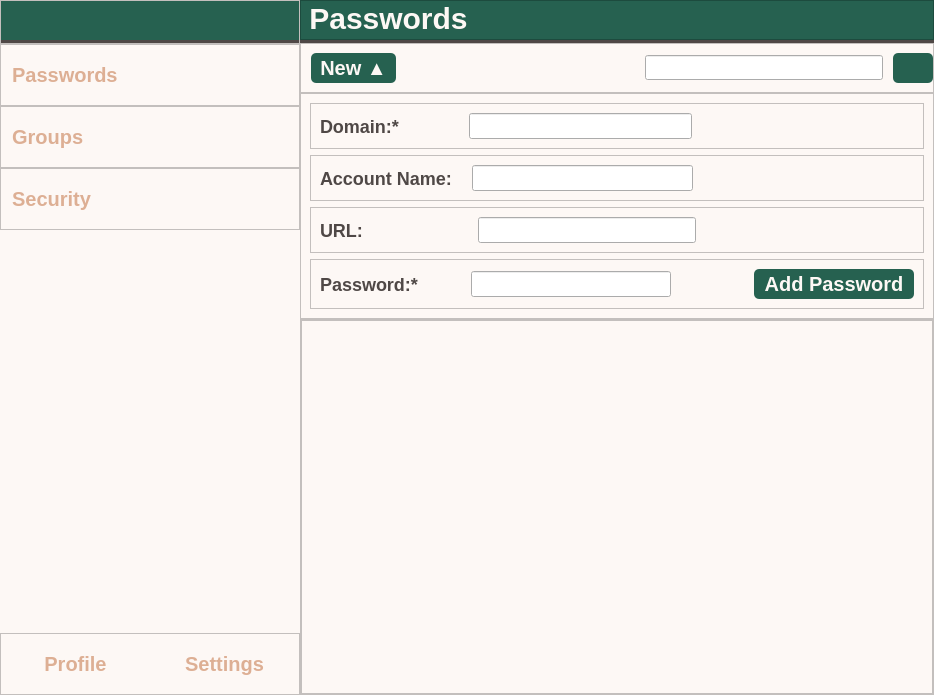
First picture: the form in src/gui/qt_designer/ui_main_window.ui, repository JK1Peng/Password_Management, before the edit.
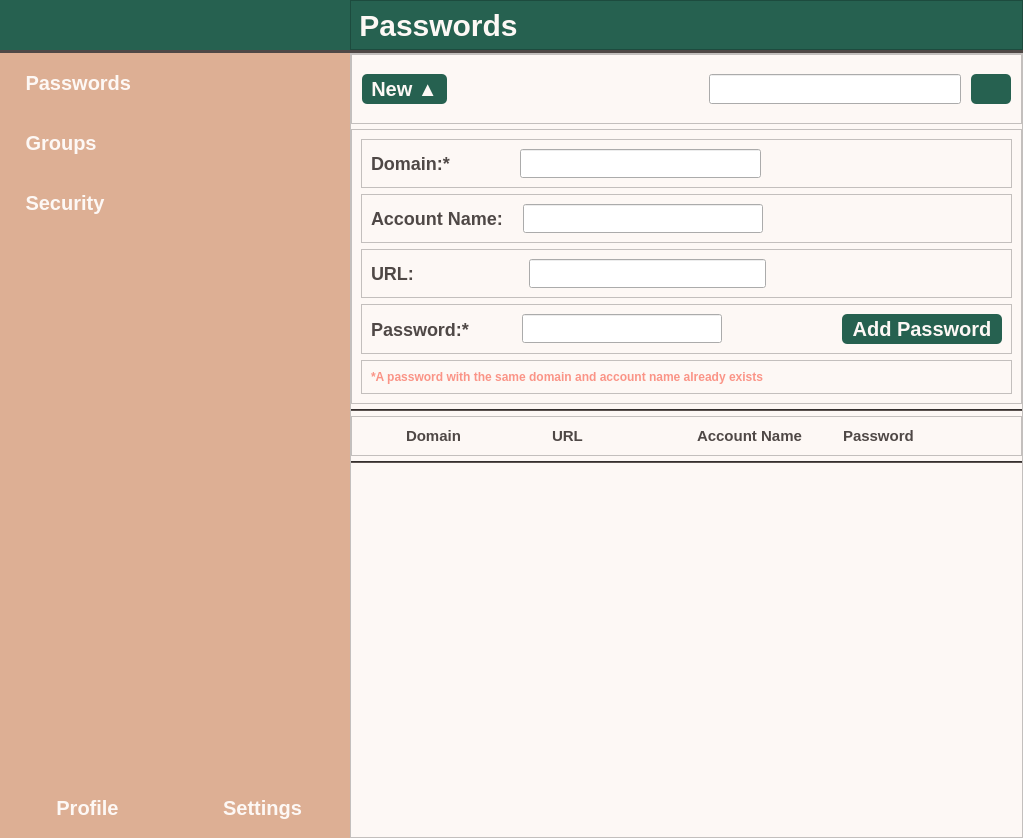
Second picture: the form after the edit. The open tabs and pages were chosen to show the change. Icons and pictures are not drawn.

```diff
--- a/src/gui/qt_designer/ui_main_window.ui
+++ b/src/gui/qt_designer/ui_main_window.ui
@@ -6,13 +6,13 @@
    <rect>
     <x>0</x>
     <y>0</y>
-    <width>934</width>
-    <height>695</height>
+    <width>1023</width>
+    <height>838</height>
    </rect>
   </property>
   <property name="minimumSize">
    <size>
-    <width>700</width>
+    <width>828</width>
     <height>400</height>
    </size>
   </property>
@@ -43,13 +43,14 @@
      <widget class="QFrame" name="menu_frame">
       <property name="minimumSize">
        <size>
-        <width>300</width>
+        <width>350</width>
         <height>0</height>
        </size>
       </property>
       <property name="styleSheet">
        <string notr="true">QFrame {
-	background-color:#FDF8F5;
+	background-color:#DDAF94;
+	border: 0px solid red;
 }</string>
       </property>
       <property name="frameShape">
@@ -112,7 +113,13 @@
             <property name="minimumSize">
              <size>
               <width>0</width>
-              <height>39</height>
+              <height>50</height>
+             </size>
+            </property>
+            <property name="maximumSize">
+             <size>
+              <width>16777215</width>
+              <height>50</height>
              </size>
             </property>
             <property name="styleSheet">
@@ -135,12 +142,21 @@
              <iconset>
               <normaloff>../icons/logo.png</normaloff>../icons/logo.png</iconset>
             </property>
+            <property name="iconSize">
+             <size>
+              <width>50</width>
+              <height>50</height>
+             </size>
+            </property>
            </widget>
           </item>
           <item>
            <widget class="Line" name="line">
+            <property name="autoFillBackground">
+             <bool>false</bool>
+            </property>
             <property name="styleSheet">
-             <string notr="true">color:#4F4846;</string>
+             <string notr="true">background-color:#4F4846;</string>
             </property>
             <property name="frameShadow">
              <enum>QFrame::Plain</enum>
@@ -196,14 +212,15 @@
             </property>
             <property name="styleSheet">
              <string notr="true">QPushButton {
-	color:#DDAF94;
+	color:#FDF8F5;
 	font: bold 20px;
 	text-align:left;
 	 border: 0;
 	 background: none;
 	 box-shadow: none;
 	 border-radius: 0px;
-	background-color:#FDF8F5;
+	background-color:#DDAF94;
+	padding-left:20px;
 }
 
 QPushButton:hover {
@@ -211,7 +228,11 @@
 }</string>
             </property>
             <property name="text">
-             <string>  Passwords</string>
+             <string> Passwords</string>
+            </property>
+            <property name="icon">
+             <iconset>
+              <normaloff>../icons/icons8-password-50.png</normaloff>../icons/icons8-password-50.png</iconset>
             </property>
             <property name="flat">
              <bool>false</bool>
@@ -255,14 +276,15 @@
             </property>
             <property name="styleSheet">
              <string notr="true">QPushButton {
-	color:#DDAF94;
+	color:#FDF8F5;
 	font: bold 20px;
 	text-align:left;
 	 border: 0;
 	 background: none;
 	 box-shadow: none;
 	 border-radius: 0px;
-	background-color:#FDF8F5;
+	background-color:#DDAF94;
+	padding-left:20px;
 }
 
 QPushButton:hover {
@@ -270,7 +292,11 @@
 }</string>
             </property>
             <property name="text">
-             <string>  Groups</string>
+             <string> Groups</string>
+            </property>
+            <property name="icon">
+             <iconset>
+              <normaloff>../icons/icons8-group-64.png</normaloff>../icons/icons8-group-64.png</iconset>
             </property>
            </widget>
           </item>
@@ -311,14 +337,15 @@
             </property>
             <property name="styleSheet">
              <string notr="true">QPushButton {
-	color:#DDAF94;
+	color:#FDF8F5;
 	font: bold 20px;
 	text-align:left;
 	 border: 0;
 	 background: none;
 	 box-shadow: none;
 	 border-radius: 0px;
-	background-color:#FDF8F5;
+	background-color:#DDAF94;
+	padding-left:20px;
 }
 
 QPushButton:hover {
@@ -326,7 +353,11 @@
 }</string>
             </property>
             <property name="text">
-             <string>  Security</string>
+             <string> Security</string>
+            </property>
+            <property name="icon">
+             <iconset>
+              <normaloff>../icons/icons8-shield-50.png</normaloff>../icons/icons8-shield-50.png</iconset>
             </property>
            </widget>
           </item>
@@ -383,13 +414,14 @@
             </property>
             <property name="styleSheet">
              <string notr="true">QPushButton {
-	color:#DDAF94;
+	color:#FDF8F5;
 	font: bold 20px;
+	text-align:center;
 	 border: 0;
 	 background: none;
 	 box-shadow: none;
 	 border-radius: 0px;
-	background-color:#FDF8F5;
+	background-color:#DDAF94;
 }
 
 QPushButton:hover {
@@ -417,19 +449,19 @@
             </property>
             <property name="styleSheet">
              <string notr="true">QPushButton {
-	color:#DDAF94;
+	color:#FDF8F5;
 	font: bold 20px;
+	text-align:center;
 	 border: 0;
 	 background: none;
 	 box-shadow: none;
 	 border-radius: 0px;
-	background-color:#FDF8F5;
+	background-color:#DDAF94;
 }
 
 QPushButton:hover {
 	background-color:#E8CEBF
-}
-</string>
+}</string>
             </property>
             <property name="text">
              <string>Settings</string>
@@ -444,6 +476,12 @@
     </item>
     <item>
      <widget class="QFrame" name="content_frame">
+      <property name="minimumSize">
+       <size>
+        <width>478</width>
+        <height>0</height>
+       </size>
+      </property>
       <property name="styleSheet">
        <string notr="true">QFrame {
 	background-color:#FDF8F5;
@@ -476,6 +514,9 @@
        </property>
        <item>
         <widget class="QStackedWidget" name="stacked_widget">
+         <property name="styleSheet">
+          <string notr="true"/>
+         </property>
          <property name="currentIndex">
           <number>0</number>
          </property>
@@ -501,13 +542,13 @@
              <property name="minimumSize">
               <size>
                <width>0</width>
-               <height>40</height>
+               <height>50</height>
               </size>
              </property>
              <property name="maximumSize">
               <size>
                <width>16777215</width>
-               <height>40</height>
+               <height>50</height>
               </size>
              </property>
              <property name="styleSheet">
@@ -547,7 +588,7 @@
                  <string> Passwords</string>
                 </property>
                 <property name="alignment">
-                 <set>Qt::AlignLeading|Qt::AlignLeft|Qt::AlignTop</set>
+                 <set>Qt::AlignLeading|Qt::AlignLeft|Qt::AlignVCenter</set>
                 </property>
                </widget>
               </item>
@@ -587,17 +628,44 @@
             </widget>
            </item>
            <item>
+            <widget class="QFrame" name="frame_2">
+             <property name="styleSheet">
+              <string notr="true"/>
+             </property>
+             <property name="frameShape">
+              <enum>QFrame::StyledPanel</enum>
+             </property>
+             <property name="frameShadow">
+              <enum>QFrame::Raised</enum>
+             </property>
+             <layout class="QVBoxLayout" name="verticalLayout_7">
+              <property name="spacing">
+               <number>5</number>
+              </property>
+              <property name="leftMargin">
+               <number>0</number>
+              </property>
+              <property name="topMargin">
+               <number>0</number>
+              </property>
+              <property name="rightMargin">
+               <number>0</number>
+              </property>
+              <property name="bottomMargin">
+               <number>0</number>
+              </property>
+              <item>
             <widget class="QFrame" name="header_frame">
              <property name="minimumSize">
               <size>
                <width>0</width>
-               <height>50</height>
+                  <height>70</height>
               </size>
              </property>
              <property name="maximumSize">
               <size>
                <width>16777215</width>
-               <height>50</height>
+                  <height>70</height>
               </size>
              </property>
              <property name="frameShape">
@@ -614,13 +682,13 @@
                <number>10</number>
               </property>
               <property name="topMargin">
-               <number>0</number>
+                  <number>10</number>
               </property>
               <property name="rightMargin">
-               <number>0</number>
+                  <number>10</number>
               </property>
               <property name="bottomMargin">
-               <number>0</number>
+                  <number>10</number>
               </property>
               <item>
                <widget class="QPushButton" name="new_password_button">
@@ -675,17 +743,17 @@
                 <property name="minimumSize">
                  <size>
                   <width>200</width>
-                  <height>25</height>
+                     <height>30</height>
                  </size>
                 </property>
                 <property name="maximumSize">
                  <size>
                   <width>300</width>
-                  <height>25</height>
+                     <height>30</height>
                  </size>
                 </property>
                 <property name="styleSheet">
-                 <string notr="true">font: 15px</string>
+                    <string notr="true">font: 18px</string>
                 </property>
                </widget>
               </item>
@@ -771,7 +839,7 @@
                     </size>
                    </property>
                    <property name="styleSheet">
-                    <string notr="true">font: 15px</string>
+                       <string notr="true">font: 18px</string>
                    </property>
                   </widget>
                  </item>
@@ -831,7 +899,7 @@
                     </size>
                    </property>
                    <property name="styleSheet">
-                    <string notr="true">font: 15px</string>
+                       <string notr="true">font: 18px</string>
                    </property>
                   </widget>
                  </item>
@@ -891,7 +959,7 @@
                     </size>
                    </property>
                    <property name="styleSheet">
-                    <string notr="true">font: 15px</string>
+                       <string notr="true">font: 18px</string>
                    </property>
                   </widget>
                  </item>
@@ -951,7 +1019,7 @@
                     </size>
                    </property>
                    <property name="styleSheet">
-                    <string notr="true">font: 15px</string>
+                       <string notr="true">font: 18px</string>
                    </property>
                   </widget>
                  </item>
@@ -1006,11 +1074,185 @@
                 </layout>
                </widget>
               </item>
-             </layout>
+                 <item>
+                  <widget class="QFrame" name="add_error_frame">
+                   <property name="frameShape">
+                    <enum>QFrame::StyledPanel</enum>
+                   </property>
+                   <property name="frameShadow">
+                    <enum>QFrame::Raised</enum>
+                   </property>
+                   <layout class="QHBoxLayout" name="horizontalLayout_2">
+                    <item>
+                     <widget class="QLabel" name="add_error_label">
+                      <property name="styleSheet">
+                       <string notr="true">QLabel {
+	font: bold 12px;
+	color:#fa9487;
+}</string>
+                      </property>
+                      <property name="text">
+                       <string>*A password with the same domain and account name already exists</string>
+                      </property>
+                     </widget>
+                    </item>
+                   </layout>
+                  </widget>
+                 </item>
+                </layout>
+               </widget>
+              </item>
+              <item>
+               <widget class="Line" name="line_2">
+                <property name="minimumSize">
+                 <size>
+                  <width>0</width>
+                  <height>2</height>
+                 </size>
+                </property>
+                <property name="maximumSize">
+                 <size>
+                  <width>16777215</width>
+                  <height>2</height>
+                 </size>
+                </property>
+                <property name="styleSheet">
+                 <string notr="true">background-color:#4F4846;</string>
+                </property>
+                <property name="orientation">
+                 <enum>Qt::Horizontal</enum>
+                </property>
+               </widget>
+              </item>
+              <item>
+               <widget class="QFrame" name="col_head_frame">
+                <property name="styleSheet">
+                 <string notr="true">b</string>
+                </property>
+                <property name="frameShape">
+                 <enum>QFrame::StyledPanel</enum>
+                </property>
+                <property name="frameShadow">
+                 <enum>QFrame::Raised</enum>
+                </property>
+                <layout class="QHBoxLayout" name="horizontalLayout_15">
+                 <item>
+                  <spacer name="horizontalSpacer_5">
+                   <property name="orientation">
+                    <enum>Qt::Horizontal</enum>
+                   </property>
+                   <property name="sizeType">
+                    <enum>QSizePolicy::Fixed</enum>
+                   </property>
+                   <property name="sizeHint" stdset="0">
+                    <size>
+                     <width>45</width>
+                     <height>20</height>
+                    </size>
+                   </property>
+                  </spacer>
+                 </item>
+                 <item>
+                  <widget class="QLabel" name="col_domain_label">
+                   <property name="styleSheet">
+                    <string notr="true">QLabel {
+	font: bold 15px;
+	color:#4F4846;
+}</string>
+                   </property>
+                   <property name="text">
+                    <string>Domain</string>
+                   </property>
+                  </widget>
+                 </item>
+                 <item>
+                  <widget class="QLabel" name="col_url_label">
+                   <property name="styleSheet">
+                    <string notr="true">QLabel {
+	font: bold 15px;
+	color:#4F4846;
+}</string>
+                   </property>
+                   <property name="text">
+                    <string>URL</string>
+                   </property>
+                  </widget>
+                 </item>
+                 <item>
+                  <widget class="QLabel" name="col_account_label">
+                   <property name="styleSheet">
+                    <string notr="true">QLabel {
+	font: bold 15px;
+	color:#4F4846;
+}</string>
+                   </property>
+                   <property name="text">
+                    <string>Account Name</string>
+                   </property>
+                  </widget>
+                 </item>
+                 <item>
+                  <widget class="QLabel" name="col_password_label">
+                   <property name="styleSheet">
+                    <string notr="true">QLabel {
+	font: bold 15px;
+	color:#4F4846;
+}</string>
+                   </property>
+                   <property name="text">
+                    <string>Password</string>
+                   </property>
+                  </widget>
+                 </item>
+                 <item>
+                  <spacer name="horizontalSpacer_6">
+                   <property name="orientation">
+                    <enum>Qt::Horizontal</enum>
+                   </property>
+                   <property name="sizeType">
+                    <enum>QSizePolicy::Fixed</enum>
+                   </property>
+                   <property name="sizeHint" stdset="0">
+                    <size>
+                     <width>30</width>
+                     <height>20</height>
+                    </size>
+                   </property>
+                  </spacer>
+                 </item>
+                </layout>
+               </widget>
+              </item>
+              <item>
+               <widget class="Line" name="line_3">
+                <property name="minimumSize">
+                 <size>
+                  <width>0</width>
+                  <height>2</height>
+                 </size>
+                </property>
+                <property name="maximumSize">
+                 <size>
+                  <width>16777215</width>
+                  <height>2</height>
+                 </size>
+                </property>
+                <property name="styleSheet">
+                 <string notr="true">background-color:#4F4846;</string>
+                </property>
+                <property name="orientation">
+                 <enum>Qt::Horizontal</enum>
+                </property>
             </widget>
            </item>
            <item>
             <widget class="QScrollArea" name="scroll_area">
+                <property name="styleSheet">
+                 <string notr="true">border: 0px solid red;</string>
+                </property>
+                <property name="frameShape">
+                 <enum>QFrame::NoFrame</enum>
+                </property>
              <property name="widgetResizable">
               <bool>true</bool>
              </property>
@@ -1019,8 +1261,8 @@
                <rect>
                 <x>0</x>
                 <y>0</y>
-                <width>632</width>
-                <height>357</height>
+                   <width>671</width>
+                   <height>340</height>
                </rect>
               </property>
               <layout class="QHBoxLayout" name="horizontalLayout_10">
@@ -1048,6 +1290,9 @@
            </item>
           </layout>
          </widget>
+           </item>
+          </layout>
+         </widget>
          <widget class="QWidget" name="group_page">
           <layout class="QVBoxLayout" name="verticalLayout_4">
            <item>
```
Left out of the diff: 755 changed lines with no effect on the pictures. Lines whose indentation alone changed are shown as unchanged.
